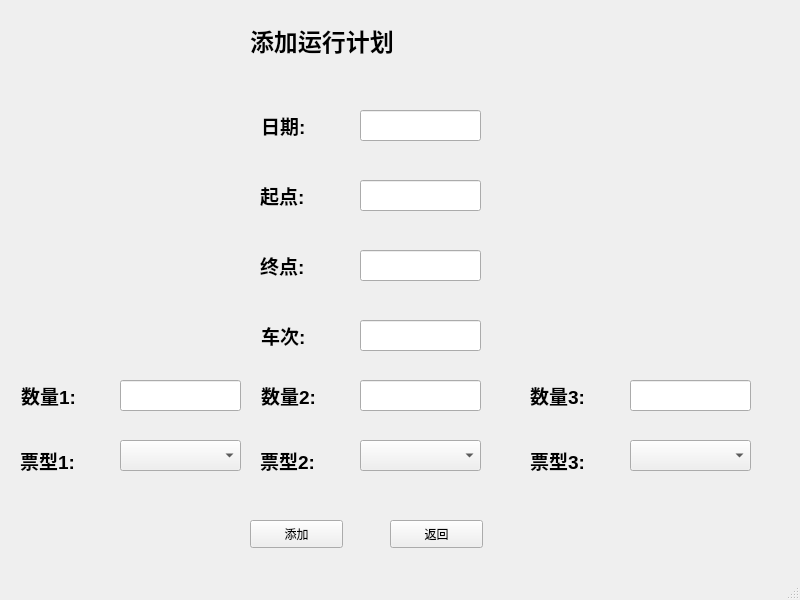
The window that QT/mytrainer/QtAddPlan.ui (OneEspylacopa/Data-Structure) describes before a commit, drawn with Qt 5.
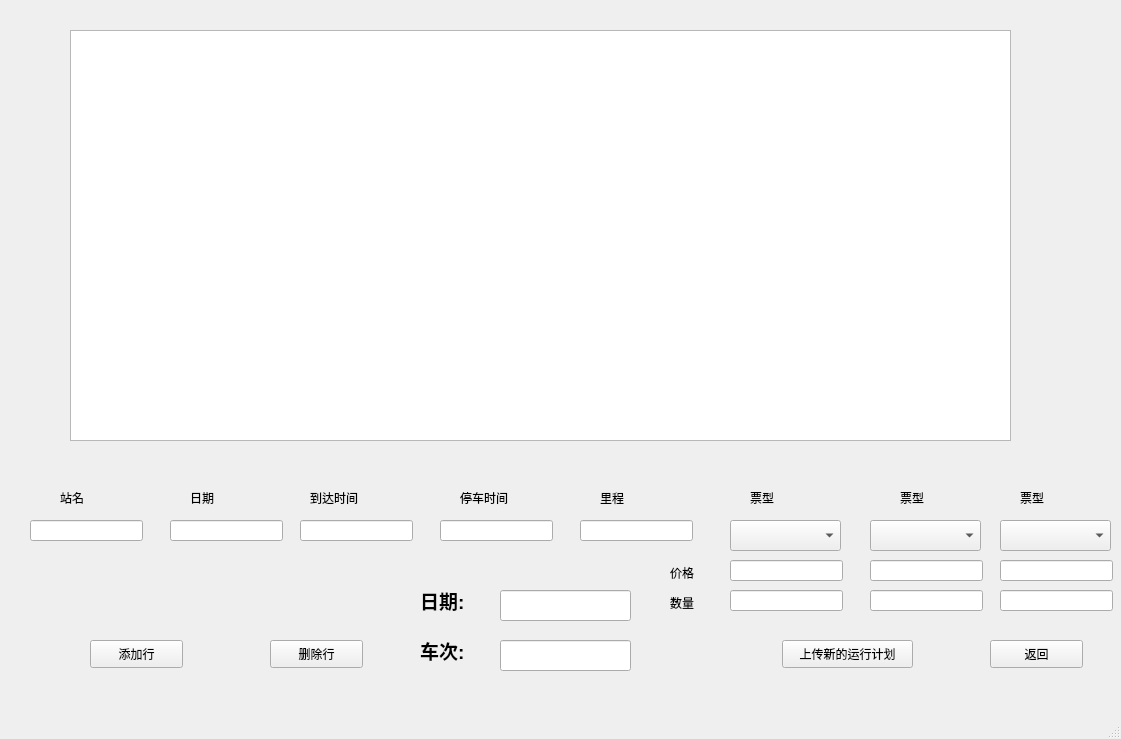
The same window after the commit.

The edit to the form file:
```diff
--- a/QT/mytrainer/QtAddPlan.ui
+++ b/QT/mytrainer/QtAddPlan.ui
@@ -6,8 +6,8 @@
    <rect>
     <x>0</x>
     <y>0</y>
-    <width>800</width>
-    <height>600</height>
+    <width>1121</width>
+    <height>739</height>
    </rect>
   </property>
   <property name="windowTitle">
@@ -17,8 +17,8 @@
    <widget class="QPushButton" name="pushButton_3">
     <property name="geometry">
      <rect>
-      <x>390</x>
-      <y>520</y>
+      <x>990</x>
+      <y>640</y>
       <width>93</width>
       <height>28</height>
      </rect>
@@ -27,251 +27,281 @@
      <string>返回</string>
     </property>
    </widget>
-   <widget class="QLabel" name="label">
+   <widget class="QListWidget" name="listWidget">
     <property name="geometry">
      <rect>
-      <x>261</x>
-      <y>110</y>
-      <width>81</width>
-      <height>31</height>
+      <x>70</x>
+      <y>30</y>
+      <width>941</width>
+      <height>411</height>
      </rect>
     </property>
+   </widget>
+   <widget class="QPushButton" name="pushButton">
+    <property name="geometry">
+     <rect>
+      <x>90</x>
+      <y>640</y>
+      <width>93</width>
+      <height>28</height>
+     </rect>
+    </property>
     <property name="text">
-     <string>&lt;html&gt;&lt;head/&gt;&lt;body&gt;&lt;p&gt;&lt;span style=&quot; font-size:14pt; font-weight:600;&quot;&gt;日期:&lt;/span&gt;&lt;/p&gt;&lt;/body&gt;&lt;/html&gt;</string>
+     <string>添加行</string>
     </property>
    </widget>
-   <widget class="QLabel" name="label_4">
+   <widget class="QPushButton" name="pushButton_2">
     <property name="geometry">
      <rect>
-      <x>261</x>
-      <y>320</y>
-      <width>81</width>
-      <height>31</height>
+      <x>270</x>
+      <y>640</y>
+      <width>93</width>
+      <height>28</height>
      </rect>
     </property>
     <property name="text">
-     <string>&lt;html&gt;&lt;head/&gt;&lt;body&gt;&lt;p&gt;&lt;span style=&quot; font-size:14pt; font-weight:600;&quot;&gt;车次:&lt;/span&gt;&lt;/p&gt;&lt;/body&gt;&lt;/html&gt;</string>
+     <string>删除行</string>
     </property>
    </widget>
-   <widget class="QLabel" name="label_6">
+   <widget class="QPushButton" name="pushButton_4">
     <property name="geometry">
      <rect>
-      <x>260</x>
-      <y>440</y>
-      <width>72</width>
-      <height>41</height>
+      <x>782</x>
+      <y>640</y>
+      <width>131</width>
+      <height>28</height>
      </rect>
     </property>
     <property name="text">
-     <string>&lt;html&gt;&lt;head/&gt;&lt;body&gt;&lt;p&gt;&lt;span style=&quot; font-size:14pt; font-weight:600;&quot;&gt;票型2:&lt;/span&gt;&lt;/p&gt;&lt;/body&gt;&lt;/html&gt;</string>
+     <string>上传新的运行计划</string>
+    </property>
+   </widget>
+   <widget class="QLineEdit" name="lineEdit_1">
+    <property name="geometry">
+     <rect>
+      <x>30</x>
+      <y>520</y>
+      <width>113</width>
+      <height>21</height>
+     </rect>
     </property>
    </widget>
    <widget class="QLineEdit" name="lineEdit_2">
     <property name="geometry">
      <rect>
-      <x>360</x>
-      <y>180</y>
-      <width>121</width>
-      <height>31</height>
+      <x>170</x>
+      <y>520</y>
+      <width>113</width>
+      <height>21</height>
      </rect>
     </property>
    </widget>
-   <widget class="QLabel" name="label_5">
+   <widget class="QLineEdit" name="lineEdit_3">
     <property name="geometry">
      <rect>
-      <x>261</x>
-      <y>380</y>
-      <width>81</width>
-      <height>31</height>
+      <x>300</x>
+      <y>520</y>
+      <width>113</width>
+      <height>21</height>
      </rect>
-    </property>
-    <property name="text">
-     <string>&lt;html&gt;&lt;head/&gt;&lt;body&gt;&lt;p&gt;&lt;span style=&quot; font-size:14pt; font-weight:600;&quot;&gt;数量2:&lt;/span&gt;&lt;/p&gt;&lt;/body&gt;&lt;/html&gt;</string>
-    </property>
-   </widget>
-   <widget class="QLabel" name="label_2">
-    <property name="geometry">
-     <rect>
-      <x>260</x>
-      <y>175</y>
-      <width>81</width>
-      <height>41</height>
-     </rect>
-    </property>
-    <property name="text">
-     <string>&lt;html&gt;&lt;head/&gt;&lt;body&gt;&lt;p&gt;&lt;span style=&quot; font-size:14pt; font-weight:600;&quot;&gt;起点:&lt;/span&gt;&lt;/p&gt;&lt;/body&gt;&lt;/html&gt;</string>
     </property>
    </widget>
    <widget class="QLineEdit" name="lineEdit_4">
     <property name="geometry">
      <rect>
-      <x>360</x>
-      <y>320</y>
-      <width>121</width>
-      <height>31</height>
+      <x>440</x>
+      <y>520</y>
+      <width>113</width>
+      <height>21</height>
      </rect>
     </property>
    </widget>
    <widget class="QLineEdit" name="lineEdit_5">
     <property name="geometry">
      <rect>
-      <x>360</x>
-      <y>380</y>
-      <width>121</width>
-      <height>31</height>
+      <x>580</x>
+      <y>520</y>
+      <width>113</width>
+      <height>21</height>
      </rect>
     </property>
    </widget>
-   <widget class="QComboBox" name="comboBox">
+   <widget class="QLabel" name="label">
     <property name="geometry">
      <rect>
-      <x>360</x>
-      <y>440</y>
-      <width>121</width>
-      <height>31</height>
+      <x>60</x>
+      <y>490</y>
+      <width>72</width>
+      <height>15</height>
      </rect>
     </property>
-    <item>
-     <property name="text">
-      <string/>
-     </property>
-    </item>
-    <item>
-     <property name="text">
-      <string>一等座</string>
-     </property>
-    </item>
-    <item>
-     <property name="text">
-      <string>二等座</string>
-     </property>
-    </item>
-    <item>
-     <property name="text">
-      <string>无座</string>
-     </property>
-    </item>
-    <item>
-     <property name="text">
-      <string>商务座</string>
-     </property>
-    </item>
-    <item>
-     <property name="text">
-      <string>硬座</string>
-     </property>
-    </item>
-    <item>
-     <property name="text">
-      <string>软座</string>
-     </property>
-    </item>
-    <item>
-     <property name="text">
-      <string>硬卧上</string>
-     </property>
-    </item>
-    <item>
-     <property name="text">
-      <string>硬卧中</string>
-     </property>
-    </item>
-    <item>
-     <property name="text">
-      <string>硬卧下</string>
-     </property>
-    </item>
-    <item>
-     <property name="text">
-      <string>软卧下</string>
-     </property>
-    </item>
-    <item>
-     <property name="text">
-      <string>高级软卧</string>
-     </property>
-    </item>
-    <item>
-     <property name="text">
-      <string>特等座</string>
-     </property>
-    </item>
+    <property name="text">
+     <string>站名</string>
+    </property>
+   </widget>
+   <widget class="QLabel" name="label_2">
+    <property name="geometry">
+     <rect>
+      <x>190</x>
+      <y>490</y>
+      <width>72</width>
+      <height>15</height>
+     </rect>
+    </property>
+    <property name="text">
+     <string>日期</string>
+    </property>
    </widget>
    <widget class="QLabel" name="label_3">
     <property name="geometry">
      <rect>
-      <x>260</x>
-      <y>245</y>
+      <x>310</x>
+      <y>490</y>
       <width>72</width>
-      <height>41</height>
+      <height>15</height>
      </rect>
     </property>
     <property name="text">
-     <string>&lt;html&gt;&lt;head/&gt;&lt;body&gt;&lt;p&gt;&lt;span style=&quot; font-size:14pt; font-weight:600;&quot;&gt;终点:&lt;/span&gt;&lt;/p&gt;&lt;/body&gt;&lt;/html&gt;</string>
+     <string>到达时间</string>
     </property>
    </widget>
-   <widget class="QLineEdit" name="lineEdit_3">
+   <widget class="QLabel" name="label_4">
     <property name="geometry">
      <rect>
-      <x>360</x>
-      <y>250</y>
-      <width>121</width>
-      <height>31</height>
+      <x>460</x>
+      <y>490</y>
+      <width>72</width>
+      <height>15</height>
      </rect>
     </property>
-   </widget>
-   <widget class="QPushButton" name="pushButton">
-    <property name="geometry">
-     <rect>
-      <x>250</x>
-      <y>520</y>
-      <width>93</width>
-      <height>28</height>
-     </rect>
-    </property>
     <property name="text">
-     <string>添加</string>
+     <string>停车时间</string>
     </property>
    </widget>
-   <widget class="QLineEdit" name="lineEdit">
+   <widget class="QLabel" name="label_5">
     <property name="geometry">
      <rect>
-      <x>360</x>
-      <y>110</y>
-      <width>121</width>
-      <height>31</height>
+      <x>600</x>
+      <y>490</y>
+      <width>72</width>
+      <height>15</height>
      </rect>
     </property>
-   </widget>
-   <widget class="QLabel" name="label_7">
-    <property name="geometry">
-     <rect>
-      <x>530</x>
-      <y>380</y>
-      <width>81</width>
-      <height>31</height>
-     </rect>
-    </property>
     <property name="text">
-     <string>&lt;html&gt;&lt;head/&gt;&lt;body&gt;&lt;p&gt;&lt;span style=&quot; font-size:14pt; font-weight:600;&quot;&gt;数量3:&lt;/span&gt;&lt;/p&gt;&lt;/body&gt;&lt;/html&gt;</string>
+     <string>里程</string>
     </property>
    </widget>
    <widget class="QLineEdit" name="lineEdit_6">
     <property name="geometry">
      <rect>
-      <x>630</x>
-      <y>380</y>
-      <width>121</width>
+      <x>730</x>
+      <y>560</y>
+      <width>113</width>
+      <height>21</height>
+     </rect>
+    </property>
+   </widget>
+   <widget class="QLineEdit" name="lineEdit_7">
+    <property name="geometry">
+     <rect>
+      <x>870</x>
+      <y>560</y>
+      <width>113</width>
+      <height>21</height>
+     </rect>
+    </property>
+   </widget>
+   <widget class="QLineEdit" name="lineEdit_8">
+    <property name="geometry">
+     <rect>
+      <x>1000</x>
+      <y>560</y>
+      <width>113</width>
+      <height>21</height>
+     </rect>
+    </property>
+   </widget>
+   <widget class="QComboBox" name="comboBox_6">
+    <property name="geometry">
+     <rect>
+      <x>730</x>
+      <y>520</y>
+      <width>111</width>
       <height>31</height>
      </rect>
     </property>
+    <item>
+     <property name="text">
+      <string/>
+     </property>
+    </item>
+    <item>
+     <property name="text">
+      <string>一等座</string>
+     </property>
+    </item>
+    <item>
+     <property name="text">
+      <string>二等座</string>
+     </property>
+    </item>
+    <item>
+     <property name="text">
+      <string>无座</string>
+     </property>
+    </item>
+    <item>
+     <property name="text">
+      <string>商务座</string>
+     </property>
+    </item>
+    <item>
+     <property name="text">
+      <string>硬座</string>
+     </property>
+    </item>
+    <item>
+     <property name="text">
+      <string>软座</string>
+     </property>
+    </item>
+    <item>
+     <property name="text">
+      <string>硬卧上</string>
+     </property>
+    </item>
+    <item>
+     <property name="text">
+      <string>硬卧中</string>
+     </property>
+    </item>
+    <item>
+     <property name="text">
+      <string>硬卧下</string>
+     </property>
+    </item>
+    <item>
+     <property name="text">
+      <string>软卧下</string>
+     </property>
+    </item>
+    <item>
+     <property name="text">
+      <string>高级软卧</string>
+     </property>
+    </item>
+    <item>
+     <property name="text">
+      <string>特等座</string>
+     </property>
+    </item>
    </widget>
-   <widget class="QComboBox" name="comboBox_2">
+   <widget class="QComboBox" name="comboBox_7">
     <property name="geometry">
      <rect>
-      <x>630</x>
-      <y>440</y>
-      <width>121</width>
+      <x>870</x>
+      <y>520</y>
+      <width>111</width>
       <height>31</height>
      </rect>
     </property>
@@ -341,141 +371,220 @@
      </property>
     </item>
    </widget>
+   <widget class="QComboBox" name="comboBox_8">
+    <property name="geometry">
+     <rect>
+      <x>1000</x>
+      <y>520</y>
+      <width>111</width>
+      <height>31</height>
+     </rect>
+    </property>
+    <item>
+     <property name="text">
+      <string/>
+     </property>
+    </item>
+    <item>
+     <property name="text">
+      <string>一等座</string>
+     </property>
+    </item>
+    <item>
+     <property name="text">
+      <string>二等座</string>
+     </property>
+    </item>
+    <item>
+     <property name="text">
+      <string>无座</string>
+     </property>
+    </item>
+    <item>
+     <property name="text">
+      <string>商务座</string>
+     </property>
+    </item>
+    <item>
+     <property name="text">
+      <string>硬座</string>
+     </property>
+    </item>
+    <item>
+     <property name="text">
+      <string>软座</string>
+     </property>
+    </item>
+    <item>
+     <property name="text">
+      <string>硬卧上</string>
+     </property>
+    </item>
+    <item>
+     <property name="text">
+      <string>硬卧中</string>
+     </property>
+    </item>
+    <item>
+     <property name="text">
+      <string>硬卧下</string>
+     </property>
+    </item>
+    <item>
+     <property name="text">
+      <string>软卧下</string>
+     </property>
+    </item>
+    <item>
+     <property name="text">
+      <string>高级软卧</string>
+     </property>
+    </item>
+    <item>
+     <property name="text">
+      <string>特等座</string>
+     </property>
+    </item>
+   </widget>
+   <widget class="QLabel" name="label_7">
+    <property name="geometry">
+     <rect>
+      <x>420</x>
+      <y>630</y>
+      <width>72</width>
+      <height>41</height>
+     </rect>
+    </property>
+    <property name="text">
+     <string>&lt;html&gt;&lt;head/&gt;&lt;body&gt;&lt;p&gt;&lt;span style=&quot; font-size:14pt; font-weight:600;&quot;&gt;车次:&lt;/span&gt;&lt;/p&gt;&lt;/body&gt;&lt;/html&gt;</string>
+    </property>
+   </widget>
    <widget class="QLabel" name="label_8">
     <property name="geometry">
      <rect>
-      <x>530</x>
-      <y>440</y>
+      <x>420</x>
+      <y>580</y>
       <width>72</width>
       <height>41</height>
      </rect>
     </property>
     <property name="text">
-     <string>&lt;html&gt;&lt;head/&gt;&lt;body&gt;&lt;p&gt;&lt;span style=&quot; font-size:14pt; font-weight:600;&quot;&gt;票型3:&lt;/span&gt;&lt;/p&gt;&lt;/body&gt;&lt;/html&gt;</string>
+     <string>&lt;html&gt;&lt;head/&gt;&lt;body&gt;&lt;p&gt;&lt;span style=&quot; font-size:14pt; font-weight:600;&quot;&gt;日期:&lt;/span&gt;&lt;/p&gt;&lt;/body&gt;&lt;/html&gt;</string>
+    </property>
+   </widget>
+   <widget class="QLineEdit" name="lineEdit_date">
+    <property name="geometry">
+     <rect>
+      <x>500</x>
+      <y>590</y>
+      <width>131</width>
+      <height>31</height>
+     </rect>
+    </property>
+   </widget>
+   <widget class="QLineEdit" name="lineEdit_number">
+    <property name="geometry">
+     <rect>
+      <x>500</x>
+      <y>640</y>
+      <width>131</width>
+      <height>31</height>
+     </rect>
     </property>
    </widget>
    <widget class="QLabel" name="label_9">
     <property name="geometry">
      <rect>
-      <x>21</x>
-      <y>380</y>
-      <width>81</width>
-      <height>31</height>
+      <x>750</x>
+      <y>490</y>
+      <width>72</width>
+      <height>15</height>
      </rect>
     </property>
     <property name="text">
-     <string>&lt;html&gt;&lt;head/&gt;&lt;body&gt;&lt;p&gt;&lt;span style=&quot; font-size:14pt; font-weight:600;&quot;&gt;数量1:&lt;/span&gt;&lt;/p&gt;&lt;/body&gt;&lt;/html&gt;</string>
+     <string>票型</string>
     </property>
    </widget>
-   <widget class="QLineEdit" name="lineEdit_7">
-    <property name="geometry">
-     <rect>
-      <x>120</x>
-      <y>380</y>
-      <width>121</width>
-      <height>31</height>
-     </rect>
-    </property>
-   </widget>
-   <widget class="QComboBox" name="comboBox_3">
-    <property name="geometry">
-     <rect>
-      <x>120</x>
-      <y>440</y>
-      <width>121</width>
-      <height>31</height>
-     </rect>
-    </property>
-    <item>
-     <property name="text">
-      <string/>
-     </property>
-    </item>
-    <item>
-     <property name="text">
-      <string>一等座</string>
-     </property>
-    </item>
-    <item>
-     <property name="text">
-      <string>二等座</string>
-     </property>
-    </item>
-    <item>
-     <property name="text">
-      <string>无座</string>
-     </property>
-    </item>
-    <item>
-     <property name="text">
-      <string>商务座</string>
-     </property>
-    </item>
-    <item>
-     <property name="text">
-      <string>硬座</string>
-     </property>
-    </item>
-    <item>
-     <property name="text">
-      <string>软座</string>
-     </property>
-    </item>
-    <item>
-     <property name="text">
-      <string>硬卧上</string>
-     </property>
-    </item>
-    <item>
-     <property name="text">
-      <string>硬卧中</string>
-     </property>
-    </item>
-    <item>
-     <property name="text">
-      <string>硬卧下</string>
-     </property>
-    </item>
-    <item>
-     <property name="text">
-      <string>软卧下</string>
-     </property>
-    </item>
-    <item>
-     <property name="text">
-      <string>高级软卧</string>
-     </property>
-    </item>
-    <item>
-     <property name="text">
-      <string>特等座</string>
-     </property>
-    </item>
-   </widget>
    <widget class="QLabel" name="label_10">
     <property name="geometry">
      <rect>
-      <x>20</x>
-      <y>440</y>
+      <x>900</x>
+      <y>490</y>
       <width>72</width>
-      <height>41</height>
+      <height>15</height>
      </rect>
     </property>
     <property name="text">
-     <string>&lt;html&gt;&lt;head/&gt;&lt;body&gt;&lt;p&gt;&lt;span style=&quot; font-size:14pt; font-weight:600;&quot;&gt;票型1:&lt;/span&gt;&lt;/p&gt;&lt;/body&gt;&lt;/html&gt;</string>
+     <string>票型</string>
     </property>
    </widget>
    <widget class="QLabel" name="label_11">
     <property name="geometry">
      <rect>
-      <x>250</x>
-      <y>10</y>
-      <width>311</width>
-      <height>61</height>
+      <x>1020</x>
+      <y>490</y>
+      <width>72</width>
+      <height>15</height>
      </rect>
     </property>
     <property name="text">
-     <string>&lt;html&gt;&lt;head/&gt;&lt;body&gt;&lt;p&gt;&lt;span style=&quot; font-size:18pt; font-weight:600;&quot;&gt;添加运行计划&lt;/span&gt;&lt;/p&gt;&lt;/body&gt;&lt;/html&gt;</string>
+     <string>票型</string>
+    </property>
+   </widget>
+   <widget class="QLabel" name="label_12">
+    <property name="geometry">
+     <rect>
+      <x>670</x>
+      <y>565</y>
+      <width>72</width>
+      <height>15</height>
+     </rect>
+    </property>
+    <property name="text">
+     <string>价格</string>
+    </property>
+   </widget>
+   <widget class="QLabel" name="label_13">
+    <property name="geometry">
+     <rect>
+      <x>670</x>
+      <y>595</y>
+      <width>72</width>
+      <height>15</height>
+     </rect>
+    </property>
+    <property name="text">
+     <string>数量</string>
+    </property>
+   </widget>
+   <widget class="QLineEdit" name="lineEdit_9">
+    <property name="geometry">
+     <rect>
+      <x>730</x>
+      <y>590</y>
+      <width>113</width>
+      <height>21</height>
+     </rect>
+    </property>
+   </widget>
+   <widget class="QLineEdit" name="lineEdit_10">
+    <property name="geometry">
+     <rect>
+      <x>870</x>
+      <y>590</y>
+      <width>113</width>
+      <height>21</height>
+     </rect>
+    </property>
+   </widget>
+   <widget class="QLineEdit" name="lineEdit_11">
+    <property name="geometry">
+     <rect>
+      <x>1000</x>
+      <y>590</y>
+      <width>113</width>
+      <height>21</height>
+     </rect>
     </property>
    </widget>
   </widget>
```
